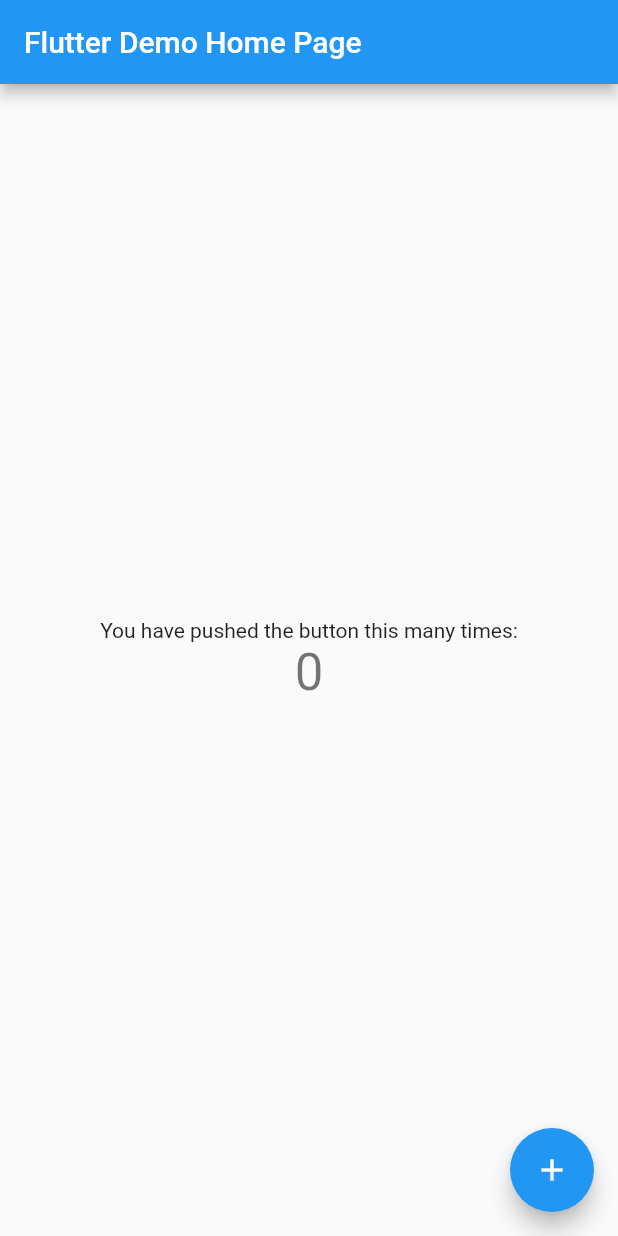
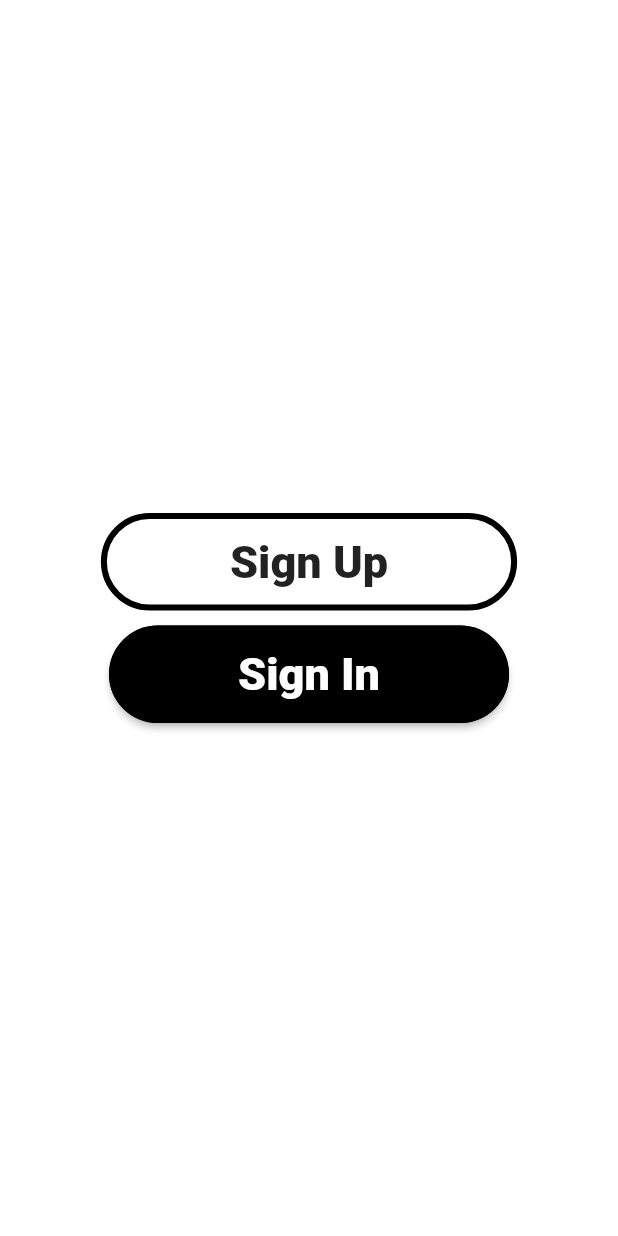
Before and after one commit to shivam-rao-official/OnlineExamApp-Teachers, a Flutter app: the screen it shows after launch, on a phone screen of 412 x 824 dp. Run offline on Flutter 3.47's test engine with Material 2 defaults, Android fonts, the phone set to English and light mode, and no system bars.

Commit message:
Created SignIn Page, Components and Custom Widgets

```diff
--- /dev/null
+++ b/lib/colors.dart
@@ -0,0 +1,5 @@
+import 'package:flutter/material.dart';
+
+const mainColor = Color(0x000000);
+const primaryColor = Color(0xFFFFFF);
+const otherColor = Color(0x7C7C7C);
--- a/lib/main.dart
+++ b/lib/main.dart
@@ -1,117 +1,28 @@
+// Module Imports
+import 'package:exam_app_teachers/views/signin.dart';
 import 'package:flutter/material.dart';
+
+// Local Import
+import 'package:exam_app_teachers/views/entry.dart';
 
 void main() {
   runApp(MyApp());
 }
 
 class MyApp extends StatelessWidget {
-  // This widget is the root of your application.
   @override
   Widget build(BuildContext context) {
     return MaterialApp(
-      title: 'Flutter Demo',
+      debugShowCheckedModeBanner: false,
+      title: 'Online Exam App',
       theme: ThemeData(
-        // This is the theme of your application.
-        //
-        // Try running your application with "flutter run". You'll see the
-        // application has a blue toolbar. Then, without quitting the app, try
-        // changing the primarySwatch below to Colors.green and then invoke
-        // "hot reload" (press "r" in the console where you ran "flutter run",
-        // or simply save your changes to "hot reload" in a Flutter IDE).
-        // Notice that the counter didn't reset back to zero; the application
-        // is not restarted.
-        primarySwatch: Colors.blue,
-        // This makes the visual density adapt to the platform that you run
-        // the app on. For desktop platforms, the controls will be smaller and
-        // closer together (more dense) than on mobile platforms.
         visualDensity: VisualDensity.adaptivePlatformDensity,
+        scaffoldBackgroundColor: Colors.white,
       ),
-      home: MyHomePage(title: 'Flutter Demo Home Page'),
+      routes: <String, WidgetBuilder>{
+        '/login': (BuildContext context) => SignIn(),
+      },
+      home: EntryPage(),
     );
   }
 }
-
-class MyHomePage extends StatefulWidget {
-  MyHomePage({Key key, this.title}) : super(key: key);
-
-  // This widget is the home page of your application. It is stateful, meaning
-  // that it has a State object (defined below) that contains fields that affect
-  // how it looks.
-
-  // This class is the configuration for the state. It holds the values (in this
-  // case the title) provided by the parent (in this case the App widget) and
-  // used by the build method of the State. Fields in a Widget subclass are
-  // always marked "final".
-
-  final String title;
-
-  @override
-  _MyHomePageState createState() => _MyHomePageState();
-}
-
-class _MyHomePageState extends State<MyHomePage> {
-  int _counter = 0;
-
-  void _incrementCounter() {
-    setState(() {
-      // This call to setState tells the Flutter framework that something has
-      // changed in this State, which causes it to rerun the build method below
-      // so that the display can reflect the updated values. If we changed
-      // _counter without calling setState(), then the build method would not be
-      // called again, and so nothing would appear to happen.
-      _counter++;
-    });
-  }
-
-  @override
-  Widget build(BuildContext context) {
-    // This method is rerun every time setState is called, for instance as done
-    // by the _incrementCounter method above.
-    //
-    // The Flutter framework has been optimized to make rerunning build methods
-    // fast, so that you can just rebuild anything that needs updating rather
-    // than having to individually change instances of widgets.
-    return Scaffold(
-      appBar: AppBar(
-        // Here we take the value from the MyHomePage object that was created by
-        // the App.build method, and use it to set our appbar title.
-        title: Text(widget.title),
-      ),
-      body: Center(
-        // Center is a layout widget. It takes a single child and positions it
-        // in the middle of the parent.
-        child: Column(
-          // Column is also a layout widget. It takes a list of children and
-          // arranges them vertically. By default, it sizes itself to fit its
-          // children horizontally, and tries to be as tall as its parent.
-          //
-          // Invoke "debug painting" (press "p" in the console, choose the
-          // "Toggle Debug Paint" action from the Flutter Inspector in Android
-          // Studio, or the "Toggle Debug Paint" command in Visual Studio Code)
-          // to see the wireframe for each widget.
-          //
-          // Column has various properties to control how it sizes itself and
-          // how it positions its children. Here we use mainAxisAlignment to
-          // center the children vertically; the main axis here is the vertical
-          // axis because Columns are vertical (the cross axis would be
-          // horizontal).
-          mainAxisAlignment: MainAxisAlignment.center,
-          children: <Widget>[
-            Text(
-              'You have pushed the button this many times:',
-            ),
-            Text(
-              '$_counter',
-              style: Theme.of(context).textTheme.headline4,
-            ),
-          ],
-        ),
-      ),
-      floatingActionButton: FloatingActionButton(
-        onPressed: _incrementCounter,
-        tooltip: 'Increment',
-        child: Icon(Icons.add),
-      ), // This trailing comma makes auto-formatting nicer for build methods.
-    );
-  }
-}
--- /dev/null
+++ b/lib/views/entry.dart
@@ -0,0 +1,40 @@
+// module Import
+import 'package:exam_app_teachers/widgets/inputFields.dart';
+import 'package:flutter/material.dart';
+
+// Local Import
+import 'package:exam_app_teachers/widgets/filledButtons.dart';
+import 'package:exam_app_teachers/widgets/outlineButtons.dart';
+
+class EntryPage extends StatelessWidget {
+  @override
+  Widget build(BuildContext context) {
+    return Scaffold(
+      body: Center(
+        child: Column(
+          mainAxisAlignment: MainAxisAlignment.center,
+          children: [
+            CustomOutlineButton(
+              text: "Sign Up",
+              radius: 40,
+              textSize: 30,
+              outlineWidth: 4,
+            ),
+            SizedBox(
+              height: 10,
+            ),
+            CustomOutlineButton(
+              text: "Sign In",
+              textColor: Colors.white,
+              radius: 40,
+              textSize: 30,
+              outlineWidth: 4,
+              fillColor: Colors.black,
+              route: 'login',
+            ),
+          ],
+        ),
+      ),
+    );
+  }
+}
--- /dev/null
+++ b/lib/widgets/outlineButtons.dart
@@ -0,0 +1,55 @@
+// module import
+import 'package:flutter/material.dart';
+
+// ignore: must_be_immutable
+class CustomOutlineButton extends StatelessWidget {
+  String text = "";
+  double radius = 30;
+  double textSize = 30;
+  double outlineWidth = 20;
+  Color fillColor;
+  Color textColor;
+  String route;
+
+  CustomOutlineButton({
+    @required this.text,
+    @required this.radius,
+    @required this.textSize,
+    @required this.outlineWidth,
+    this.fillColor,
+    this.textColor,
+    this.route,
+  });
+  @override
+  Widget build(BuildContext context) {
+    return MaterialButton(
+      onPressed: () {
+        Navigator.of(context).pushReplacementNamed('/$route');
+      },
+      child: Padding(
+        padding: const EdgeInsets.only(
+          left: 70,
+          right: 70,
+          bottom: 15,
+          top: 15,
+        ),
+        child: Text(
+          text,
+          style: TextStyle(
+            fontWeight: FontWeight.w900,
+            fontSize: textSize,
+            color: textColor,
+          ),
+        ),
+      ),
+      color: fillColor,
+      shape: OutlineInputBorder(
+        borderSide: BorderSide(
+          color: Colors.black,
+          width: outlineWidth,
+        ),
+        borderRadius: BorderRadius.circular(radius),
+      ),
+    );
+  }
+}
```
Also changed, not shown: lib/components/loginDetails.dart (added, +74 -0 lines), lib/components/signinHeader.dart (added, +29 -0 lines), lib/views/signin.dart (added, +67 -0 lines), lib/widgets/filledButtons.dart (added, +45 -0 lines), lib/widgets/inputFields.dart (added, +52 -0 lines), pubspec.yaml (+5 -5 lines), pubspec.lock, 1 other file.
